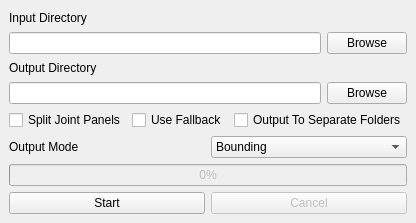
Before: the Qt Designer form res/designer/base_window.ui in adenzu/Manga-Panel-Extractor, drawn with Qt 5.
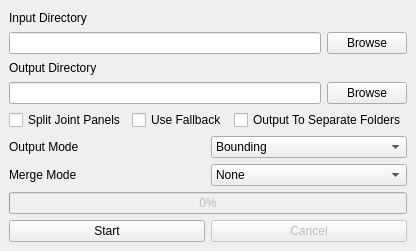
After: the same form once the commit is applied.

Commit message: refactor: Add merge mode option in panel extraction

```diff
--- a/res/designer/base_window.ui
+++ b/res/designer/base_window.ui
@@ -7,7 +7,7 @@
     <x>0</x>
     <y>0</y>
     <width>374</width>
-    <height>223</height>
+    <height>251</height>
    </rect>
   </property>
   <property name="windowTitle">
@@ -131,6 +131,42 @@
       </item>
      </layout>
     </item>
+    <item>
+     <layout class="QHBoxLayout" name="horizontalLayout_6">
+      <item>
+       <widget class="QLabel" name="merge_mode_label">
+        <property name="toolTip">
+         <string>&lt;html&gt;&lt;head/&gt;&lt;body&gt;&lt;p&gt;None - Extract all panels separately&lt;/p&gt;&lt;p&gt;Vertically - Merge panels of vertical stripes&lt;/p&gt;&lt;p&gt;Horizontally - Merge panels of horizontal stripes&lt;/p&gt;&lt;/body&gt;&lt;/html&gt;</string>
+        </property>
+        <property name="text">
+         <string>Merge Mode</string>
+        </property>
+       </widget>
+      </item>
+      <item>
+       <widget class="QComboBox" name="merge_mode_combo_box">
+        <property name="toolTip">
+         <string>&lt;html&gt;&lt;head/&gt;&lt;body&gt;&lt;p&gt;None - Extract all panels separately&lt;/p&gt;&lt;p&gt;Vertical - Merge panels of vertical stripes&lt;/p&gt;&lt;p&gt;Horizontal - Merge panels of horizontal stripes&lt;/p&gt;&lt;/body&gt;&lt;/html&gt;</string>
+        </property>
+        <item>
+         <property name="text">
+          <string>None</string>
+         </property>
+        </item>
+        <item>
+         <property name="text">
+          <string>Vertical</string>
+         </property>
+        </item>
+        <item>
+         <property name="text">
+          <string>Horizontal</string>
+         </property>
+        </item>
+       </widget>
+      </item>
+     </layout>
+    </item>
     <item>
      <widget class="QProgressBar" name="progress_bar">
       <property name="enabled">
```
The commit also changes 5 other files.
